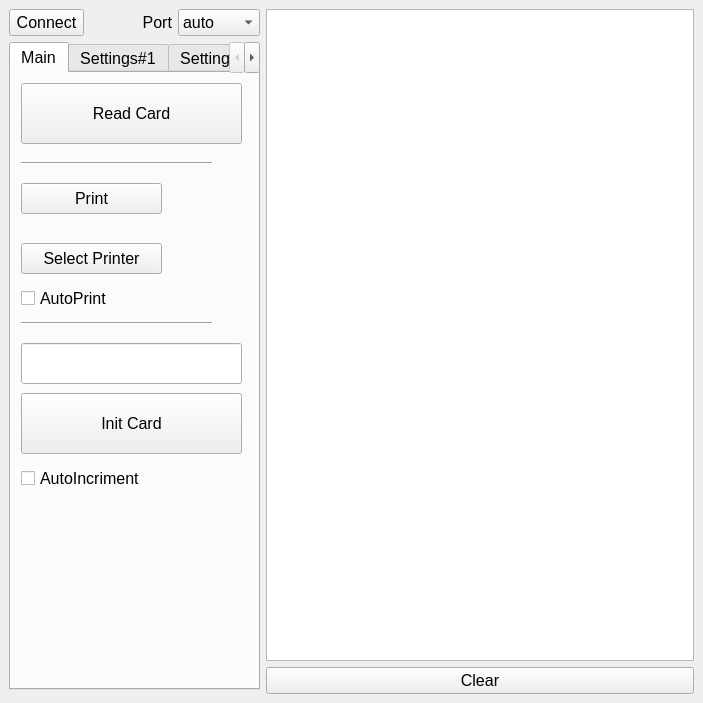
Before: the Qt Designer form design.ui in sportiduino/SportiduinoPQ, drawn with Qt 5.
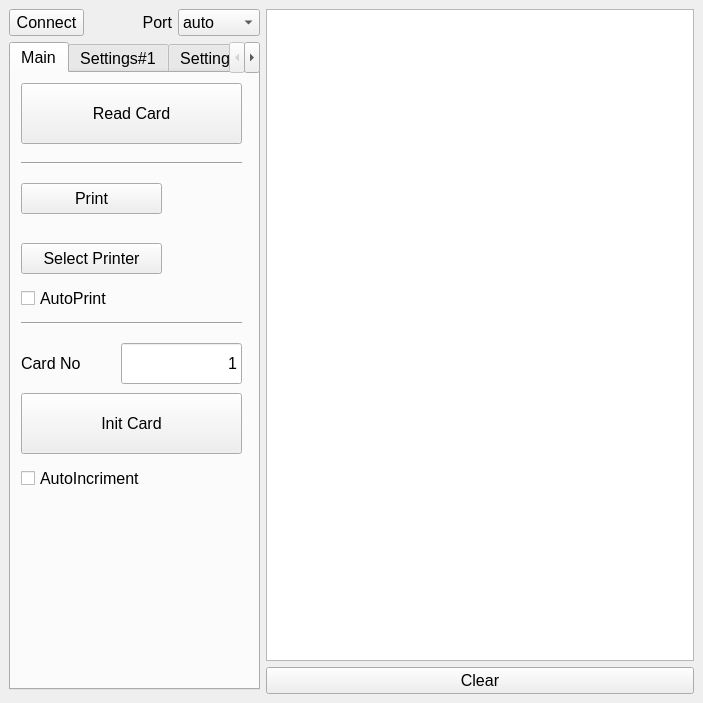
After: the same form once the commit is applied. The open tabs and pages were chosen to show the change.

Commit message: Label for card number initialization value

```diff
--- a/design.ui
+++ b/design.ui
@@ -242,7 +242,7 @@
              <rect>
               <x>10</x>
               <y>80</y>
-              <width>191</width>
+              <width>221</width>
               <height>20</height>
              </rect>
             </property>
@@ -255,7 +255,7 @@
              <rect>
               <x>10</x>
               <y>240</y>
-              <width>191</width>
+              <width>221</width>
               <height>20</height>
              </rect>
             </property>
@@ -295,12 +295,31 @@
            <widget class="QLineEdit" name="cardLine">
             <property name="geometry">
              <rect>
+              <x>110</x>
+              <y>270</y>
+              <width>121</width>
+              <height>41</height>
+             </rect>
+            </property>
+            <property name="text">
+             <string notr="true">1</string>
+            </property>
+            <property name="alignment">
+             <set>Qt::AlignRight|Qt::AlignTrailing|Qt::AlignVCenter</set>
+            </property>
+           </widget>
+           <widget class="QLabel" name="label_11">
+            <property name="geometry">
+             <rect>
               <x>10</x>
               <y>270</y>
-              <width>221</width>
+              <width>91</width>
               <height>41</height>
              </rect>
             </property>
+            <property name="text">
+             <string>Card No</string>
+            </property>
            </widget>
           </widget>
           <widget class="QWidget" name="tab_2">
```
Left out of the diff: 2 changed lines with no effect on the pictures. The commit also changes 3 other files.
